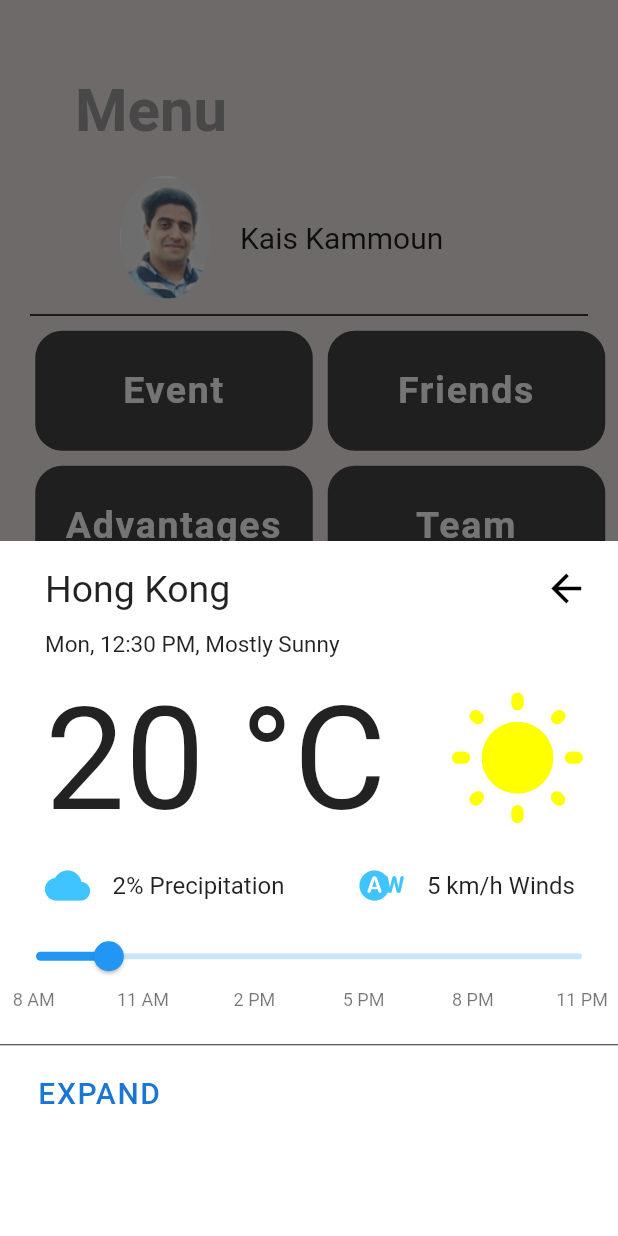
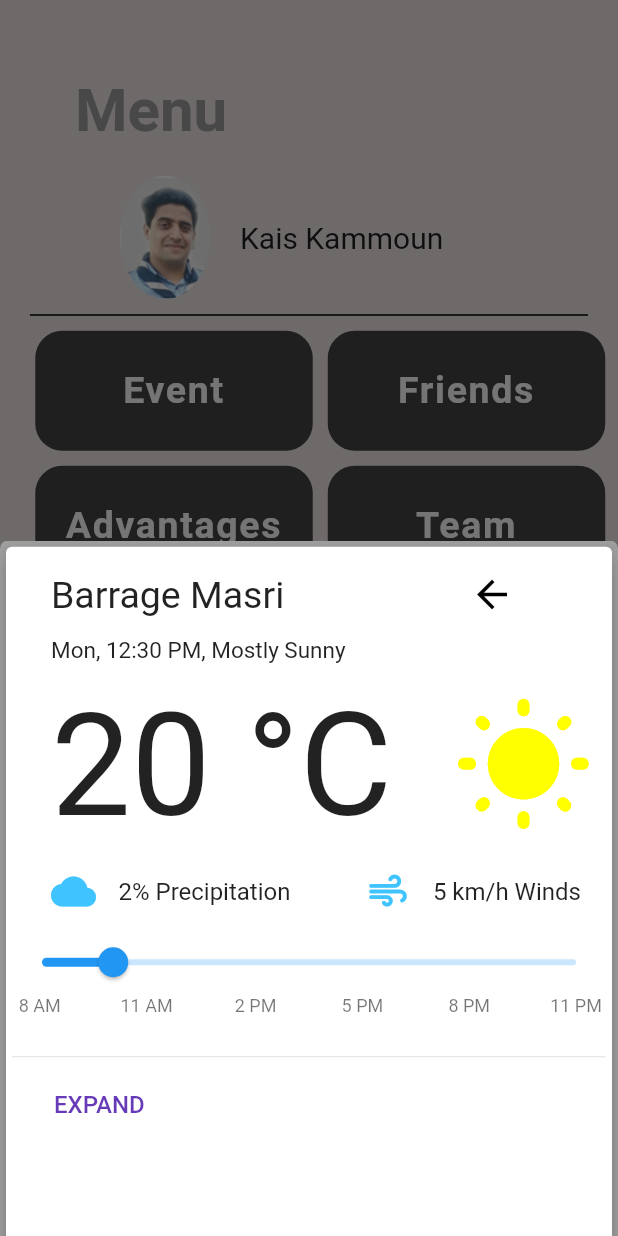
Before and after one commit to hazembh/Camping.academy, a Flutter app: the screen it shows after launch, after a tap on "Weather", on a phone screen of 412 x 824 dp. Run offline on Flutter 3.47's test engine with Material 2 defaults, Android fonts, the phone set to English and light mode, and no system bars; drawn by our look-alikes of convex_bottom_bar, expandable, syncfusion_flutter_sliders; our stand-ins replace modal_bottom_sheet, sliding_up_panel.

Commit message:
souvIconTheme(

```diff
--- a/lib/Interfaces/Menu/menu.dart
+++ b/lib/Interfaces/Menu/menu.dart
@@ -1,4 +1,5 @@
 import 'package:flutter/material.dart';
+import 'package:flutter_application_1/Interfaces/souvenirs.dart';
 import 'package:flutter_application_1/function_class/Weather.dart';
 import 'package:flutter_application_1/function_class/advantages.dart';
 import 'package:flutter_application_1/function_class/gest_detector.dart';
@@ -119,7 +120,14 @@ class _MenuState extends State<Menu> {
                     SizedBox(
                       height: 10,
                     ),
-                    Gest_detector("Souvenirs", () {}),
+                    Gest_detector(
+                        "Souvenirs",
+                        () => showModalBottomSheet(
+                              //expand: false,
+                              context: context,
+                              backgroundColor: Colors.transparent,
+                              builder: (context) => Souvenirs(),
+                            )),
                   ],
                 )
               ],
--- a/lib/function_class/Weather.dart
+++ b/lib/function_class/Weather.dart
@@ -1,7 +1,9 @@
 import 'package:flutter/material.dart';
+import 'package:flutter_application_1/testWeather.dart';
 import 'package:modal_bottom_sheet/modal_bottom_sheet.dart';
 import 'package:sliding_up_panel/sliding_up_panel.dart';
 import 'package:syncfusion_flutter_sliders/sliders.dart';
+import 'package:expandable/expandable.dart';
 
 class Weather extends StatefulWidget {
   static const IconData wb_sunny_outlined =
@@ -16,8 +18,12 @@ class _WeatherState extends State<Weather> {
   Widget build(BuildContext context) {
     return SingleChildScrollView(
       child: Container(
-        height: 500,
-        decoration: BoxDecoration(color: Colors.white),
+        height: 570,
+        decoration: BoxDecoration(
+            color: Colors.grey, borderRadius: BorderRadius.circular(5.0)),
+        child: Card(
+          clipBehavior: Clip.antiAlias,
+          elevation: 5.0,
           child: Column(
             //mainAxisAlignment: MainAxisAlignment.center,
             //mainAxisSize: MainAxisSize.min,
@@ -25,9 +31,13 @@ class _WeatherState extends State<Weather> {
               Padding(
                 padding: const EdgeInsets.fromLTRB(30.0, 8.0, 0.0, 0.0),
                 child: Row(children: <Widget>[
-                Text('Hong Kong', style: TextStyle(fontSize: 25)),
+                  Container(
+                    child:
+                        Text('Barrage Masri', style: TextStyle(fontSize: 25)),
+                    width: 200,
+                  ),
                   SizedBox(
-                  width: 200,
+                    width: 70,
                   ),
                   IconButton(
                     onPressed: () => Navigator.pop(context),
@@ -48,10 +58,15 @@ class _WeatherState extends State<Weather> {
               SizedBox(
                 height: 13,
               ),
-            Row(mainAxisAlignment: MainAxisAlignment.start, children: <Widget>[
-              Padding(padding: const EdgeInsets.fromLTRB(30.0, 5.0, 0.0, 0.0)),
+              Row(
+                  mainAxisAlignment: MainAxisAlignment.start,
+                  children: <Widget>[
+                    Padding(
+                        padding:
+                            const EdgeInsets.fromLTRB(30.0, 5.0, 0.0, 0.0)),
                     Text('20 °C',
-                  textAlign: TextAlign.start, style: TextStyle(fontSize: 95)),
+                        textAlign: TextAlign.start,
+                        style: TextStyle(fontSize: 95)),
                     SizedBox(
                       width: 40,
                     ),
@@ -64,8 +79,12 @@ class _WeatherState extends State<Weather> {
               SizedBox(
                 height: 13,
               ),
-            Row(mainAxisAlignment: MainAxisAlignment.start, children: <Widget>[
-              Padding(padding: const EdgeInsets.fromLTRB(30.0, 5.0, 0.0, 0.0)),
+              Row(
+                  mainAxisAlignment: MainAxisAlignment.start,
+                  children: <Widget>[
+                    Padding(
+                        padding:
+                            const EdgeInsets.fromLTRB(30.0, 5.0, 0.0, 0.0)),
                     Icon(
                       Icons.wb_cloudy_rounded,
                       color: Colors.lightBlueAccent,
@@ -75,12 +94,13 @@ class _WeatherState extends State<Weather> {
                       width: 15,
                     ),
                     Text('2% Precipitation',
-                  textAlign: TextAlign.start, style: TextStyle(fontSize: 16)),
+                        textAlign: TextAlign.start,
+                        style: TextStyle(fontSize: 16)),
                     SizedBox(
                       width: 50,
                     ),
                     Icon(
-                Icons.wb_auto_rounded,
+                      Icons.air_rounded,
                       color: Colors.lightBlueAccent,
                       size: 30,
                     ),
@@ -88,7 +108,8 @@ class _WeatherState extends State<Weather> {
                       width: 15,
                     ),
                     Text('5 km/h Winds',
-                  textAlign: TextAlign.start, style: TextStyle(fontSize: 16)),
+                        textAlign: TextAlign.start,
+                        style: TextStyle(fontSize: 16)),
                   ]),
               SizedBox(
                 height: 8,
@@ -113,31 +134,9 @@ class _WeatherState extends State<Weather> {
                 value: 10,
               ),
               SizedBox(height: 13),
-            Divider(
-              color: Colors.black87,
+              Card2()
+            ],
           ),
-            Row(
-              mainAxisAlignment: MainAxisAlignment.start,
-              children: <Widget>[
-                Padding(
-                  padding: const EdgeInsets.fromLTRB(17.0, 0.0, 0.0, 0.0),
-                  child: TextButton(
-                      onPressed: () {},
-                      child: Align(
-                        alignment: Alignment.topLeft,
-                        child: Text('EXPAND',
-                            textAlign: TextAlign.left,
-                            style: TextStyle(
-                              fontSize: 20,
-                              fontWeight: FontWeight.w500,
-                              color: Colors.blue[700],
-                              letterSpacing: 1.1,
-                            )),
-                      )),
-                ),
-              ],
-            )
-          ],
         ),
       ),
     );
--- a/lib/main.dart
+++ b/lib/main.dart
@@ -1,5 +1,7 @@
 import 'package:flutter/material.dart';
 import 'package:flutter_application_1/Interfaces/signIn.dart';
+import 'package:flutter_application_1/Interfaces/testsouvenirs.dart';
+import 'package:flutter_application_1/testWeather.dart';
 
 import 'function_class/navigation bar.dart';
 import 'home.dart';
@@ -7,6 +9,7 @@ import 'home.dart';
 void main() {
   runApp(MyApp());
 }
+
 class MyApp extends StatelessWidget {
   @override
   Widget build(BuildContext context) {
--- /dev/null
+++ b/lib/testWeather.dart
@@ -0,0 +1,111 @@
+import 'dart:math' as math;
+
+import 'package:expandable/expandable.dart';
+import 'package:flutter/material.dart';
+
+class buildRow extends StatelessWidget {
+  final String title;
+
+  buildRow(this.title);
+
+  @override
+  Widget build(BuildContext context) {
+    return Row(mainAxisAlignment: MainAxisAlignment.start, children: <Widget>[
+      Padding(padding: const EdgeInsets.fromLTRB(10.0, 5.0, 0.0, 0.0)),
+      Container(
+        child: Text(title,
+            textAlign: TextAlign.start, style: TextStyle(fontSize: 18)),
+        width: 120,
+      ),
+      SizedBox(
+        width: 115,
+      ),
+      Icon(
+        Icons.wb_cloudy_rounded,
+        color: Colors.lightBlueAccent,
+        size: 25,
+      ),
+      SizedBox(
+        width: 50,
+      ),
+      Text('24°/12°',
+          textAlign: TextAlign.start, style: TextStyle(fontSize: 16))
+    ]);
+  }
+}
+
+class Card2 extends StatelessWidget {
+  @override
+  Widget build(BuildContext context) {
+    buildCollapsed3() {
+      return Container();
+    }
+
+    buildExpanded3() {
+      return Padding(
+        padding: EdgeInsets.fromLTRB(10.0, 0.0, 0.0, 0.0),
+        child: Column(
+          crossAxisAlignment: CrossAxisAlignment.start,
+          children: <Widget>[
+            buildRow('Tuesday  '),
+            SizedBox(height: 12),
+            buildRow('Wednesday'),
+            SizedBox(height: 12),
+            buildRow('Thursday '),
+            SizedBox(height: 12),
+            buildRow('Friday   '),
+            SizedBox(height: 12),
+            buildRow('Saturday '),
+            SizedBox(height: 12),
+          ],
+        ),
+      );
+    }
+
+    return ExpandableNotifier(
+        child: ScrollOnExpand(
+      child: Card(
+        clipBehavior: Clip.antiAlias,
+        elevation: 0.0,
+        child: Column(
+          crossAxisAlignment: CrossAxisAlignment.start,
+          children: <Widget>[
+            Expandable(
+              collapsed: buildCollapsed3(),
+              expanded: buildExpanded3(),
+            ),
+            Divider(
+              color: Colors.grey[300],
+            ),
+            Row(
+              mainAxisAlignment: MainAxisAlignment.start,
+              children: <Widget>[
+                Builder(
+                  builder: (context) {
+                    var controller =
+                        ExpandableController.of(context, required: true)!;
+                    return TextButton(
+                      child: Padding(
+                        padding: const EdgeInsets.fromLTRB(20.0, 0.0, 0.0, 0.0),
+                        child: Text(
+                          controller.expanded ? "COLLAPSE" : "EXPAND",
+                          style: Theme.of(context).textTheme.button!.copyWith(
+                                color: Colors.deepPurple,
+                                fontSize: 16,
+                              ),
+                        ),
+                      ),
+                      onPressed: () {
+                        controller.toggle();
+                      },
+                    );
+                  },
+                ),
+              ],
+            ),
+          ],
+        ),
+      ),
+    ));
+  }
+}
--- a/pubspec.yaml
+++ b/pubspec.yaml
@@ -37,6 +37,8 @@ dependencies:
   weather_icons: any
   syncfusion_flutter_sliders: ^19.3.55
   flutter_sliding_up_panel: ^1.2.1
+  expandable: ^5.0.1
+  path: ^1.7.0
 
 
 
```
Also changed, not shown: lib/Interfaces/souvenirs.dart (added, +24 -0 lines), lib/Interfaces/testsouvenirs.dart (added, +201 -0 lines), assets/souvenir1.jpg (added), pubspec.lock, 1 other file. Lines whose indentation alone changed are shown as unchanged.
